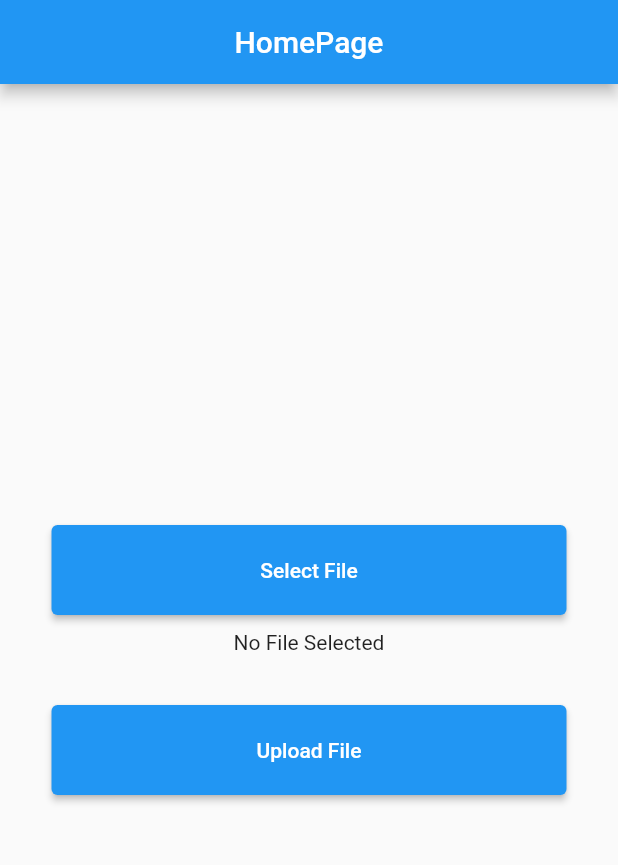
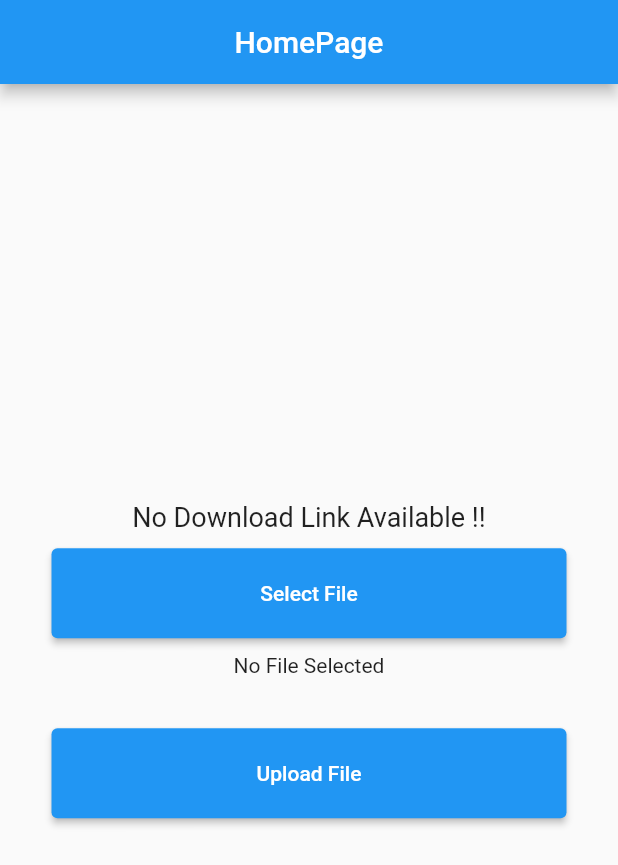
Before and after one commit to Justin-roy/Firebase_Storage-Flutter, a Flutter app: the screen it shows after launch, on a phone screen of 412 x 824 dp. Shown: the top 865 px of the screen. Run offline on Flutter 3.47's test engine with Material 2 defaults, Android fonts, the phone set to English and light mode, and no system bars; our stand-ins replace file_picker, firebase_core, firebase_storage; accounts and stored records are empty.

Commit message:
homepage Updated

```diff
--- a/lib/home.dart
+++ b/lib/home.dart
@@ -14,6 +14,7 @@ class HomePage extends StatefulWidget {
 }
 
 class _HomePageState extends State<HomePage> {
+  String downloadlink = 'Getting Download Link....';
   // Getting File From Storage...
   File? file;
   Future selectFile() async {
@@ -42,6 +43,9 @@ class _HomePageState extends State<HomePage> {
         await FirebaseStorage.instance.ref('files/$filename').getDownloadURL();
 
     print('Download URL:- $downloadURL');
+    setState(() {
+      downloadlink = downloadURL;
+    });
   }
 
   @override
@@ -55,6 +59,31 @@ class _HomePageState extends State<HomePage> {
         child: Column(
           children: [
             const Spacer(),
+            file == null
+                ? const Text(
+                    'No Download Link Available !!',
+                    style: TextStyle(
+                      fontSize: 18,
+                    ),
+                    textAlign: TextAlign.center,
+                  )
+                : Container(
+                    height: MediaQuery.of(context).size.width / 2,
+                    width: MediaQuery.of(context).size.width,
+                    padding: const EdgeInsets.all(8),
+                    margin: const EdgeInsets.all(8),
+                    decoration: BoxDecoration(
+                      borderRadius: BorderRadius.circular(25),
+                    ),
+                    child: SelectableText(
+                      downloadlink,
+                      style: const TextStyle(
+                        fontSize: 18,
+                      ),
+                      textAlign: TextAlign.center,
+                    ),
+                  ),
+            const SizedBox(height: 10),
             SizedBox(
               height: 60,
               width: MediaQuery.of(context).size.width / 1.2,
```
